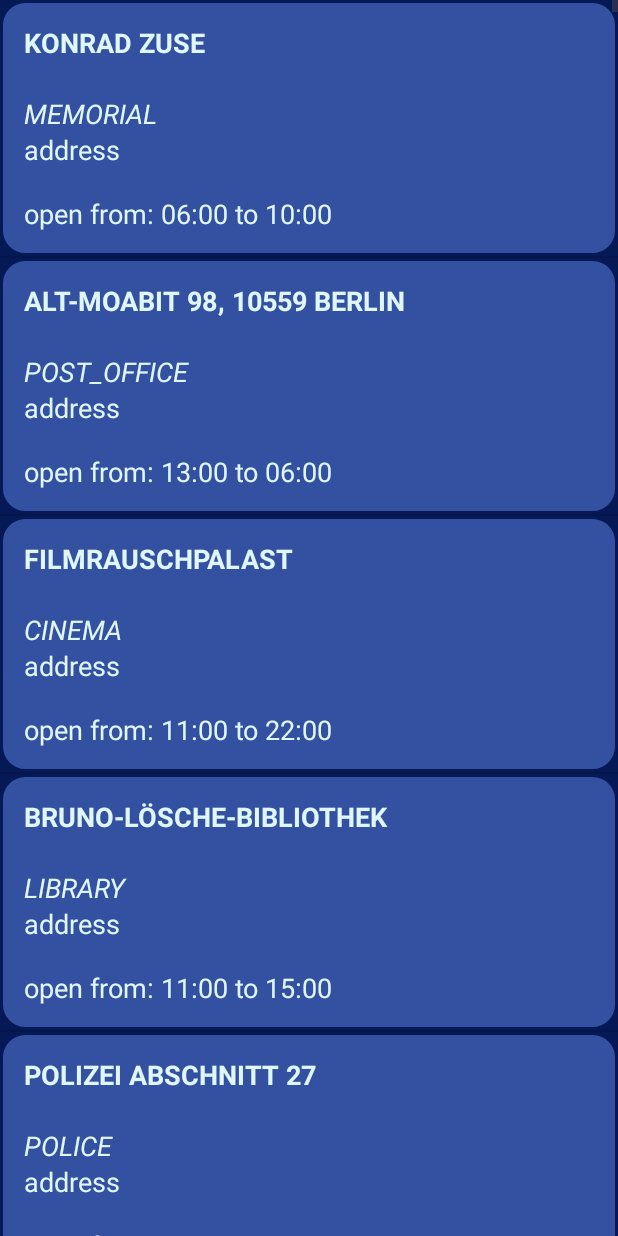
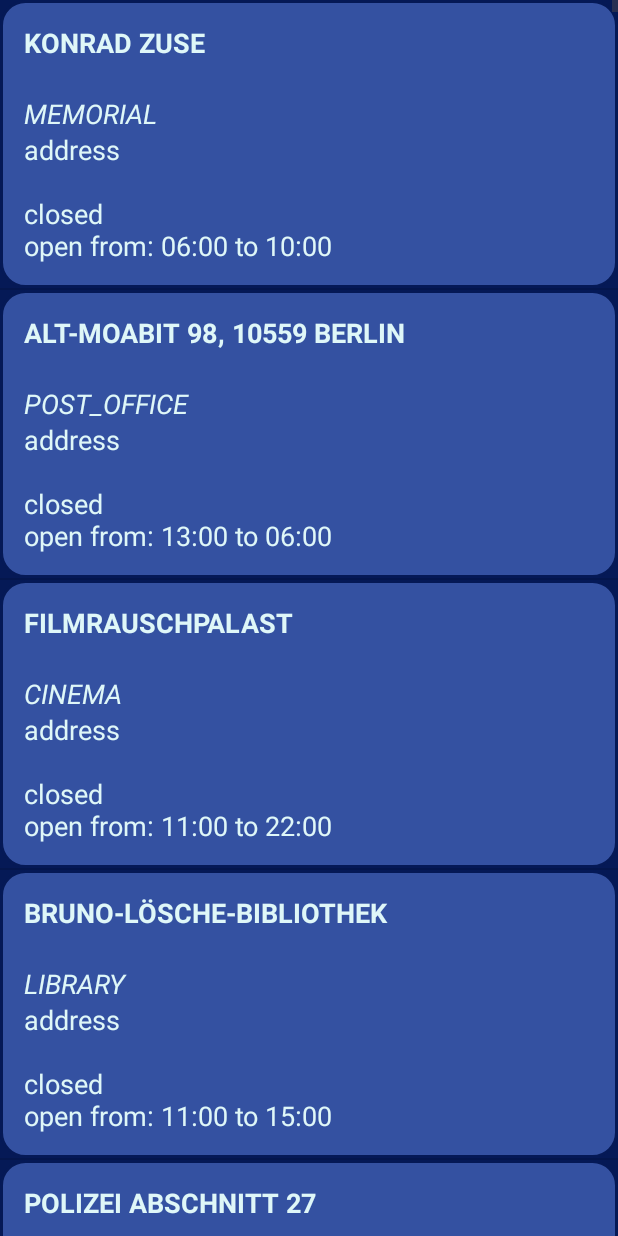
Before and after one commit to Piviwo/bright-trip, an Android app: the fragment ExploreFragment shown on its own in the app's theme, on a phone screen of 412 x 824 dp. Run offline under Robolectric (Android 15) with nearby library versions, the phone set to English and light mode, and no system bars.

Commit message:
add currently open status

```diff
--- a/app/src/main/java/com/pia/brighttrip/ExploreFragment.java
+++ b/app/src/main/java/com/pia/brighttrip/ExploreFragment.java
@@ -21,6 +21,10 @@ import androidx.fragment.app.Fragment;
 import com.google.android.material.bottomnavigation.BottomNavigationView;
 
 import java.io.IOException;
+import java.text.DateFormat;
+import java.text.ParseException;
+import java.text.SimpleDateFormat;
+import java.util.Date;
 
 public class ExploreFragment extends Fragment {
 
@@ -116,9 +120,35 @@ public class ExploreFragment extends Fragment {
         for (int i = 0; i < length; i++) {
             String name = cursor.getString(index_name).toUpperCase();
             String fclass = cursor.getString(index_fclass).toUpperCase();
-            String opens = cursor.getString(index_opens).substring(0, 5);
-            String closes = cursor.getString(index_closes).substring(0, 5);
+            String opens = cursor.getString(index_opens);
+            String closes = cursor.getString(index_closes);
+            String status = "status not available";
             //String address = cursor.getString(index_address).toUpperCase();
+
+            try {
+                // Define input format for opens and closes times
+                DateFormat inputFormat = new SimpleDateFormat("HH:mm:ss");
+
+                // Parse the "opens" and "closes" times
+                Date openTime = inputFormat.parse(opens);
+                Date closeTime = inputFormat.parse(closes);
+
+                // Get the current time of the device
+                Date currentTime = new Date();
+                DateFormat currentTimeFormat = new SimpleDateFormat("HH:mm:ss");
+                String currentTimeString = currentTimeFormat.format(currentTime);
+                currentTime = inputFormat.parse(currentTimeString);
+
+                // Determine if the amenity is open or closed
+                if (currentTime.after(openTime) && currentTime.before(closeTime)) {
+                    status = "open";
+                } else {
+                    status = "closed";
+                }
+
+            } catch (ParseException e) {
+                Log.e("AMENITY_STATUS", "Error parsing time", e);
+            }
 
             //todo: try table
             String color = "FBD437";
@@ -126,7 +156,8 @@ public class ExploreFragment extends Fragment {
                     "<b><span>" + name + "</span></b><br><br>" +
                             "<i><span>" + fclass + "</span></i><br>" +
                             "<span>" + "address" + "</span><br><br>" +
-                            "<span style='color:" + color + ";'> open from: " + opens + " to " + closes + "</span>"
+                            "<span>" + status + "</span><br>" +
+                            "<span style='color:" + color + ";'> open from: " + opens.substring(0, 5) + " to " + closes.substring(0, 5) + "</span>"
             );
             cursor.moveToNext();
         }
```
